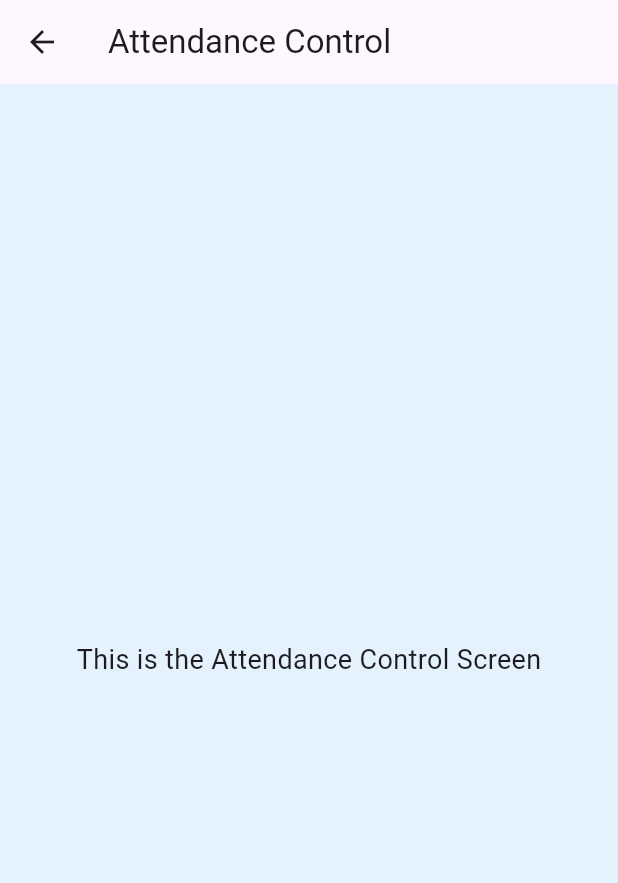
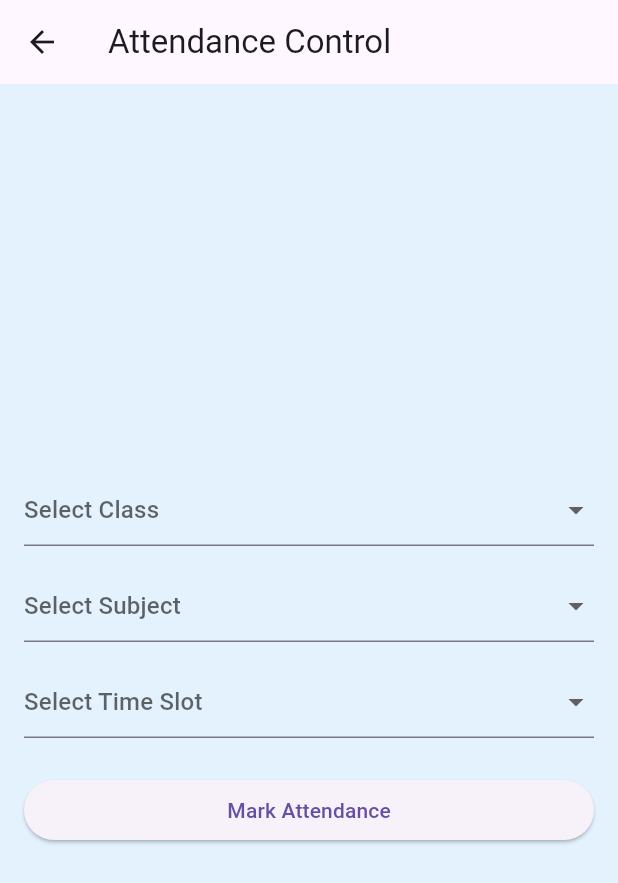
Before and after one commit to ganeshr3120/Smart-attendance-iot-system-with-app, a Flutter app: the FacultyAttendanceControlScreen screen opened directly, on a phone screen of 412 x 824 dp. Shown: the top 883 px of the screen. Run offline on Flutter 3.47's test engine with Material 3 defaults, Android fonts, the light colour scheme and no system bars; our stand-ins replace shared_preferences; accounts and stored records are empty.

Commit message:
update in attendance control{class,subject,timeslot}

```diff
--- a/lib/faculty_attendanceContol.dart
+++ b/lib/faculty_attendanceContol.dart
@@ -1,18 +1,101 @@
 import 'package:flutter/material.dart';
 
-class FacultyAttendanceControlScreen extends StatelessWidget {
+class FacultyAttendanceControlScreen extends StatefulWidget {
   const FacultyAttendanceControlScreen({super.key});
+
+  @override
+  _FacultyAttendanceControlScreenState createState() =>
+      _FacultyAttendanceControlScreenState();
+}
+
+class _FacultyAttendanceControlScreenState
+    extends State<FacultyAttendanceControlScreen> {
+  String? selectedClass;
+  String? selectedSubject;
+  String? selectedTimeSlot;
+
+  List<String> classes = ['Class 1', 'Class 2', 'Class 3', 'Class 4'];
+  List<String> subjects = ['Math', 'Science', 'English', 'History'];
+  List<String> timeSlots = [
+    '09:00 AM - 10:00 AM',
+    '10:00 AM - 11:00 AM',
+    '11:00 AM - 12:00 PM',
+    '12:00 PM - 01:00 PM',
+    '02:00 PM - 03:00 PM',
+    '03:00 PM - 04:00 PM',
+  ];
 
   @override
   Widget build(BuildContext context) {
     return Scaffold(
       appBar: AppBar(title: Text('Attendance Control')),
-      body: Center(
-        child: Text(
-          'This is the Attendance Control Screen',
-          style: TextStyle(fontSize: 18),
+      body: Padding(
+        padding: const EdgeInsets.all(16.0),
+        child: Column(
+          mainAxisAlignment: MainAxisAlignment.center,
+          crossAxisAlignment: CrossAxisAlignment.stretch,
+          children: [
+            DropdownButtonFormField<String>(
+              value: selectedClass,
+              hint: Text('Select Class'),
+              onChanged: (value) => setState(() => selectedClass = value),
+              items:
+                  classes.map((cls) {
+                    return DropdownMenuItem(value: cls, child: Text(cls));
+                  }).toList(),
+            ),
+            SizedBox(height: 16),
+            DropdownButtonFormField<String>(
+              value: selectedSubject,
+              hint: Text('Select Subject'),
+              onChanged: (value) => setState(() => selectedSubject = value),
+              items:
+                  subjects.map((subj) {
+                    return DropdownMenuItem(value: subj, child: Text(subj));
+                  }).toList(),
+            ),
+            SizedBox(height: 16),
+            DropdownButtonFormField<String>(
+              value: selectedTimeSlot,
+              hint: Text('Select Time Slot'),
+              onChanged: (value) => setState(() => selectedTimeSlot = value),
+              items:
+                  timeSlots.map((slot) {
+                    return DropdownMenuItem(value: slot, child: Text(slot));
+                  }).toList(),
+            ),
+            SizedBox(height: 24),
+            ElevatedButton(
+              onPressed: () {
+                if (selectedClass != null &&
+                    selectedSubject != null &&
+                    selectedTimeSlot != null) {
+                  ScaffoldMessenger.of(context).showSnackBar(
+                    SnackBar(
+                      content: Text(
+                        'Attendance marked for $selectedClass - $selectedSubject at $selectedTimeSlot',
+                      ),
+                    ),
+                  );
+                } else {
+                  ScaffoldMessenger.of(context).showSnackBar(
+                    SnackBar(
+                      content: Text(
+                        'Please select class, subject, and time slot',
+                      ),
+                    ),
+                  );
+                }
+              },
+              child: Text('Mark Attendance'),
+            ),
+          ],
         ),
       ),
     );
   }
 }
+
+void main() {
+  runApp(MaterialApp(home: FacultyAttendanceControlScreen()));
+}
```
